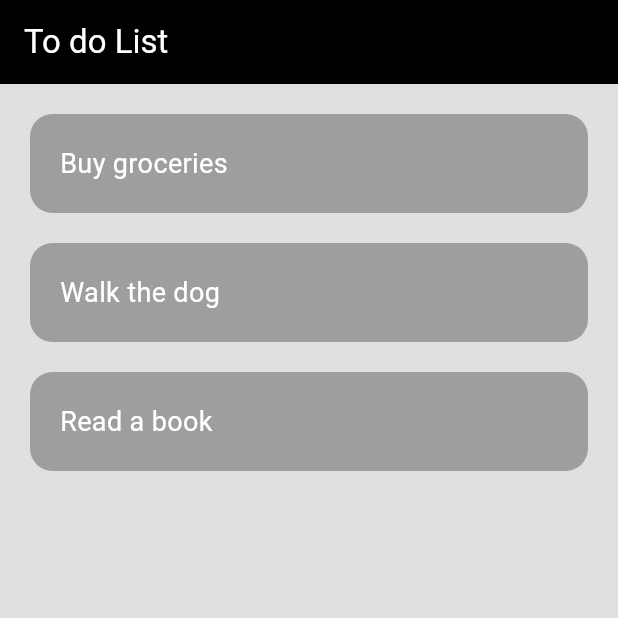
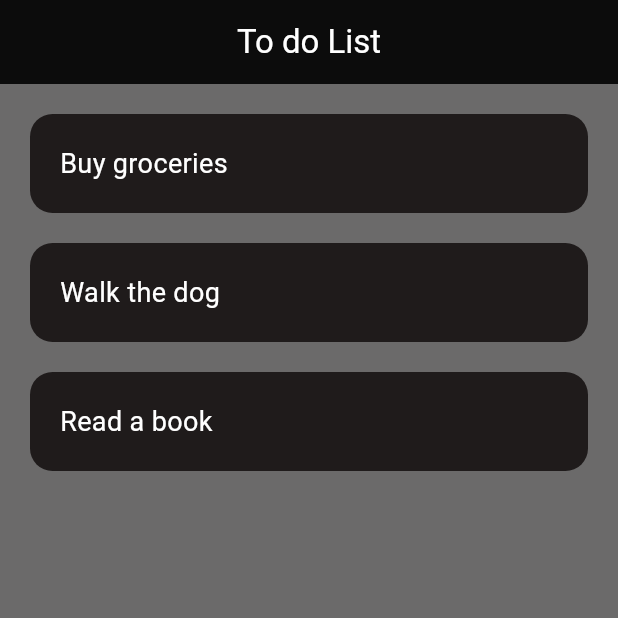
Before and after one commit to AuliaVirza101/todolist_flutter, a Flutter app: the screen it shows after launch, on a phone screen of 412 x 824 dp, the top half of it. Run offline on Flutter 3.47's test engine with Material 3 defaults, Android fonts, the phone set to English and light mode, and no system bars.

Commit message:
Changing format

```diff
--- a/lib/pages/homepage.dart
+++ b/lib/pages/homepage.dart
@@ -1,4 +1,5 @@
 import 'package:flutter/material.dart';
+import 'package:todolist_flutter/utils/todo_list.dart';
 
 class HomePage extends StatelessWidget {
   HomePage({super.key});
@@ -13,39 +14,21 @@ class HomePage extends StatelessWidget {
   @override
   Widget build(BuildContext context) {
     return Scaffold(
-      backgroundColor: Colors.grey.shade300,
+      backgroundColor: Color.fromARGB(255, 107, 106, 106),
       appBar: AppBar(
-        title: const Text('To do List'),
-        backgroundColor: Colors.black,
+        title: const Center(
+          child: Text('To do List'),
+        ),
+        backgroundColor: Color.fromARGB(255, 12, 12, 12),
         foregroundColor: Colors.white,
       ),
       body: ListView.builder(
-        itemCount: toDoList.length,
-        itemBuilder: (BuildContext context, int index) {
-          return Padding(
-            padding: const EdgeInsets.only(
-              top: 20,
-              left: 20,
-              right: 20,
-              bottom: 0,
-            ),
-            child: Container(
-              padding: const EdgeInsets.all(20),
-              decoration: BoxDecoration(
-                color: Colors.grey,
-                borderRadius: BorderRadius.circular(15),
-              ),
-              child: Text(
-                toDoList[index][0],
-                style: const TextStyle(
-                  color: Colors.white,
-                  fontSize: 18,
-                ),
-              ),
-            ),
-          );
-        },
-      ),
+          itemCount: toDoList.length,
+          itemBuilder: (BuildContext context, index) {
+            return TodoList(
+              taskName: toDoList[index][0],
+            );
+          }),
     );
   }
 }
--- /dev/null
+++ b/lib/utils/todo_list.dart
@@ -0,0 +1,33 @@
+import 'package:flutter/material.dart';
+import 'package:flutter/widgets.dart';
+
+class TodoList extends StatelessWidget {
+  const TodoList({super.key,required this.taskName});
+final String taskName;
+
+  @override
+  Widget build(BuildContext context) {
+    return Padding(
+      padding:const EdgeInsets.only(
+        top:20,
+        left:20,
+        right:20,
+        bottom:0,
+      ),
+      child: Container(
+        padding: const EdgeInsets.all(20),
+        decoration: BoxDecoration(
+          color:  Color.fromARGB(255, 31, 27, 27),
+          borderRadius: BorderRadius.circular(15),
+        ),
+        child: Text(
+          taskName,
+          style: const TextStyle(
+            color: Colors.white,
+            fontSize:18,
+          ),
+        ),
+      ),
+    );
+  }
+}
```
